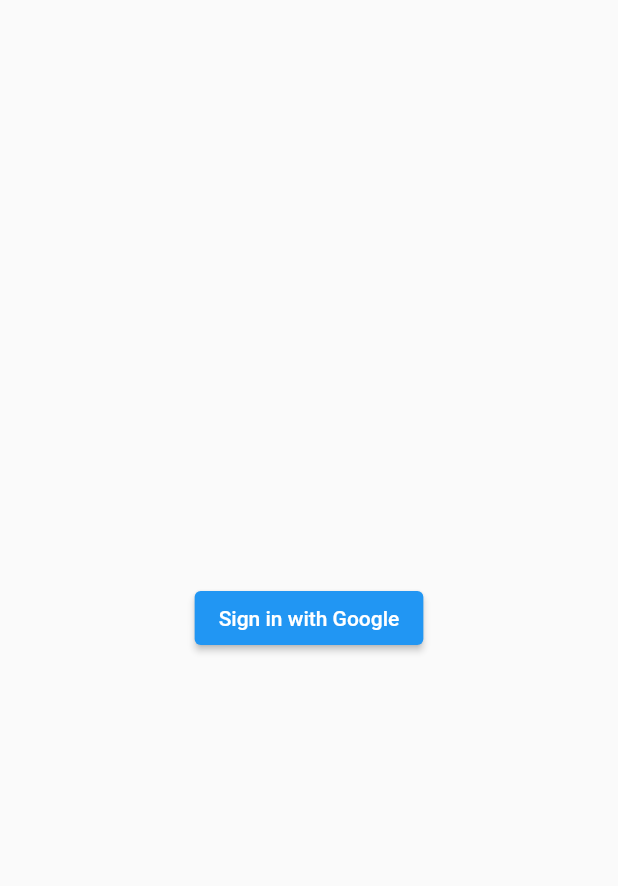
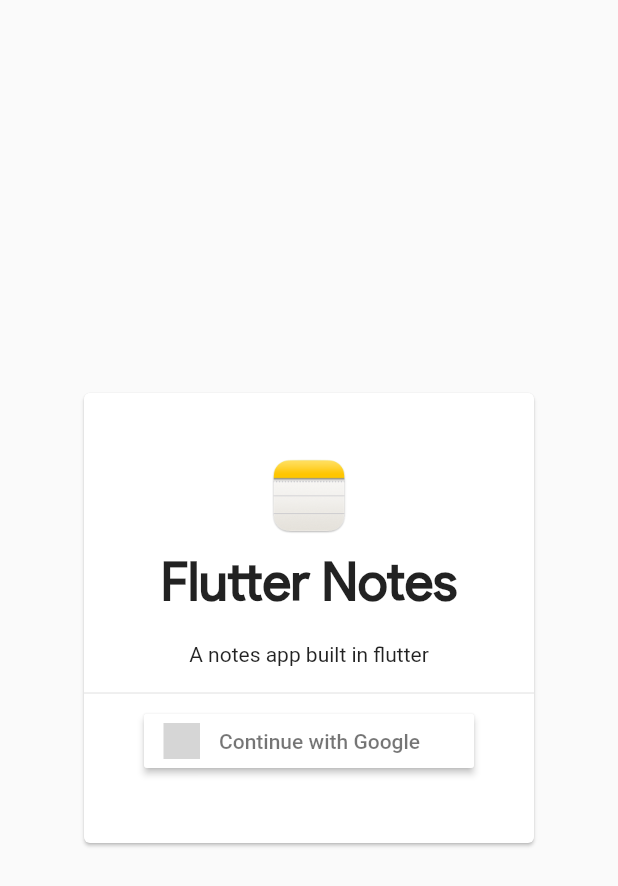
Before and after one commit to Sheerabth/FlutterNotes, a Flutter app: the screen it shows after launch, on a phone screen of 412 x 824 dp. Shown: the top 886 px of the screen. Run offline on Flutter 3.47's test engine with Material 2 defaults, Android fonts, the phone set to English and light mode, and no system bars; our stand-ins replace firebase_auth, firebase_core, firebase_storage, flutter_dotenv, flutter_signin_button, google_sign_in and 1 more; missing offline and left inert: mutex, postgres, uuid_type; accounts and stored records are empty; statements that could not run were skipped; grey boxes are pictures that could not be loaded.

Commit message:
modify: sign-in page

```diff
--- a/lib/screens/sigin.dart
+++ b/lib/screens/sigin.dart
@@ -2,6 +2,7 @@ import 'package:flutter/material.dart';
 import 'package:google_sign_in/google_sign_in.dart';
 import 'package:firebase_auth/firebase_auth.dart';
 
+import 'package:flutter_signin_button/flutter_signin_button.dart';
 import 'home.dart';
 
 class SignIn extends StatefulWidget {
@@ -40,20 +41,51 @@ class _SignIn extends State<SignIn> {
     return MaterialApp(
       title: 'SignIn',
       home: Scaffold(
-        body: Column(
+        body: Center(
+         child: Card(
+             color: Theme.of(context).colorScheme.surfaceVariant,
+             child: SizedBox(
+               width: 300,
+               height: 300,
+               child: Center(
+                 child: Column(
                      mainAxisAlignment: MainAxisAlignment.center,
                      crossAxisAlignment: CrossAxisAlignment.center,
                      children: <Widget>[
+                       const Image(image: AssetImage('assets/icon/icon.png'), width: 50, height: 50,),
+                       const Padding(
+                         padding: EdgeInsets.all(10),
+                         child: Text(
+                           "Flutter Notes",
+                           style: TextStyle(
+                               fontSize: 35,
+                               fontWeight: FontWeight.bold,
+                              fontFamily: 'ProductSans'
+                           ),
+                         ),
+                       ),
+                       const Padding(
+                         padding: EdgeInsets.all(10),
+                         child: Text(
+                           "A notes app built in flutter",
+                         ),
+                       ),
+                       const Divider(),
                        Row(
                          mainAxisAlignment: MainAxisAlignment.center,
                          children: [
-                  ElevatedButton(
+                           SignInButton(
+                             Buttons.Google,
+                             text: "Continue with Google",
                              onPressed: signInWithGoogle,
-                    child: const Text("Sign in with Google"),
                            ),
                          ],
                        ),
                      ]
+                 ),
+               ),
+             )
+         ),
         )
       ),
     );
```
Also changed, not shown: pubspec.yaml (+6 -1 lines), pubspec.lock. Lines whose indentation alone changed are shown as unchanged.
